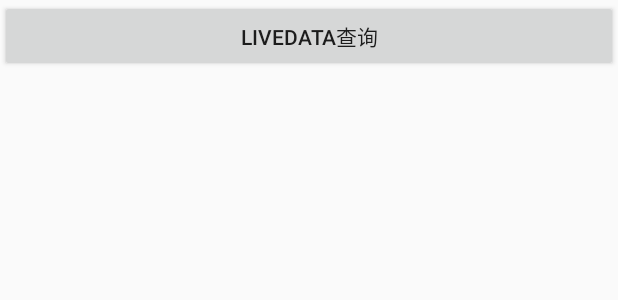
After one commit to Cicinnus0407/Zoom, an Android app: the layout activity_live_data.xml on its own in the app's theme, with its tools: preview values and no code run, on a phone screen of 412 x 824 dp. The commit adds this screen. Shown: the top 300 px of the screen. Run offline under Robolectric (Android 15) with nearby library versions, the phone set to English and light mode, and no system bars.

Commit message:
liveData 代码示例

```diff
--- a/app/src/main/AndroidManifest.xml
+++ b/app/src/main/AndroidManifest.xml
@@ -22,6 +22,7 @@
         </activity>
         <activity android:name=".ui.SelectByPageAndRowsActivity" />
         <activity android:name=".ui.SelectByConditionActivity" />
+        <activity android:name=".ui.LiveDataSampleActivity" />
     </application>
 
 </manifest>
--- a/app/src/main/java/com/cicinnus/zoom/ui/MainActivity.java
+++ b/app/src/main/java/com/cicinnus/zoom/ui/MainActivity.java
@@ -37,4 +37,8 @@ public class MainActivity extends BaseActivity {
     public void conditionSearch(View view) {
         openActivity(SelectByConditionActivity.class);
     }
+
+    public void livedataSearch(View view) {
+        openActivity(LiveDataSampleActivity.class);
+    }
 }
--- /dev/null
+++ b/app/src/main/res/layout/activity_live_data.xml
@@ -0,0 +1,19 @@
+<?xml version="1.0" encoding="utf-8"?>
+<LinearLayout xmlns:android="http://schemas.android.com/apk/res/android"
+    android:layout_width="match_parent"
+    android:orientation="vertical"
+    android:layout_height="match_parent">
+
+
+    <Button
+        android:text="LiveData查询"
+        android:onClick="selectAsLiveData"
+        android:layout_width="match_parent"
+        android:layout_height="wrap_content" />
+
+    <TextView
+        android:id="@+id/tv_content"
+        android:layout_width="match_parent"
+        android:layout_height="wrap_content" />
+
+</LinearLayout>
--- a/app/src/main/res/layout/activity_main.xml
+++ b/app/src/main/res/layout/activity_main.xml
@@ -28,7 +28,11 @@
             android:layout_height="wrap_content"
             android:text="条件查询" />
 
-
+        <Button
+            android:onClick="livedataSearch"
+            android:layout_width="match_parent"
+            android:layout_height="wrap_content"
+            android:text="LiveData支持" />
     </LinearLayout>
 
 
--- a/build.gradle
+++ b/build.gradle
@@ -10,7 +10,7 @@ buildscript {
 
     }
     dependencies {
-        classpath 'com.android.tools.build:gradle:3.1.2'
+        classpath 'com.android.tools.build:gradle:3.1.3'
         classpath 'com.novoda:bintray-release:0.8.1'
         // NOTE: Do not place your application dependencies here; they belong
         // in the individual module build.gradle files
```
Also changed, not shown: app/src/main/java/com/cicinnus/zoom/ui/LiveDataSampleActivity.java (added, +76 -0 lines).
